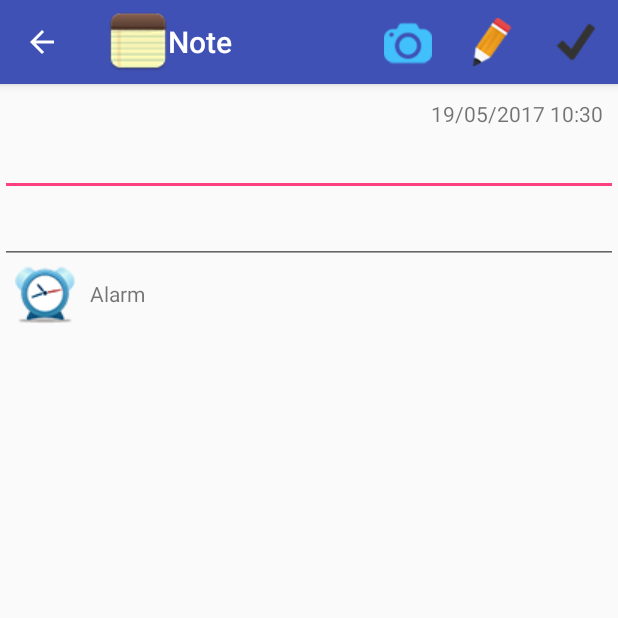
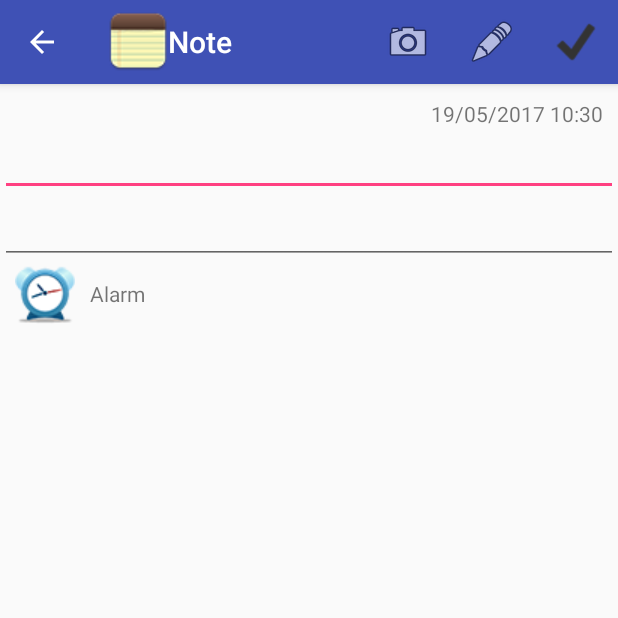
Before and after one commit to phanmanhcuong/NoteAssignment, an Android app: the screen it shows after launch (NoteDetail), after a tap on "add", on a phone screen of 412 x 824 dp, the top half of it. Run offline under Robolectric (Android 15) with nearby library versions, the phone set to English and light mode, and no system bars.

Commit message:
edit class name, use grid view

```diff
--- a/app/src/main/AndroidManifest.xml
+++ b/app/src/main/AndroidManifest.xml
@@ -11,7 +11,7 @@
 
     <application
         android:allowBackup="true"
-        android:icon="@mipmap/ic_launcher"
+        android:icon="@drawable/note"
         android:label="@string/note"
 
         android:roundIcon="@mipmap/ic_launcher_round"
--- a/app/src/main/java/com/example/cuongphan/noteassignment/NoteList.java
+++ b/app/src/main/java/com/example/cuongphan/noteassignment/NoteList.java
@@ -21,10 +21,10 @@ public class NoteList extends AppCompatActivity {
         ActionBar actionBar = this.getSupportActionBar();
         actionBar.setDisplayShowHomeEnabled(true);
         actionBar.setIcon(R.drawable.note);
-        shownotes2();
+        shownotes();
     }
 
-    private void shownotes2(){
+    private void shownotes(){
         SqliteHandler db = new SqliteHandler(this);
         List<Note> noteList = db.getAllNotes();
 
--- a/app/src/main/res/menu/notedetail_menu.xml
+++ b/app/src/main/res/menu/notedetail_menu.xml
@@ -5,12 +5,12 @@
     <item
         android:id="@+id/item_camera"
         android:title="@string/camera"
-        android:icon="@drawable/camera"
+        android:icon="@android:drawable/ic_menu_camera"
         app:showAsAction="always" />
     <item
         android:id="@+id/item_background"
         android:title="@string/backgroundcolor"
-        android:icon="@drawable/edit"
+        android:icon="@android:drawable/ic_menu_edit"
         app:showAsAction="always"/>
 
     <item
--- a/app/src/main/res/menu/notelist_menu.xml
+++ b/app/src/main/res/menu/notelist_menu.xml
@@ -5,6 +5,6 @@
     <item
         android:id="@+id/item_add"
         android:title="@string/add"
-        android:icon="@drawable/add"
+        android:icon="@android:drawable/ic_menu_add"
         app:showAsAction="ifRoom"/>
 </menu>
--- a/app/src/main/res/values/strings.xml
+++ b/app/src/main/res/values/strings.xml
@@ -25,4 +25,6 @@
     <string name="hour">hour</string>
     <string name="picture">picture</string>
     <string name="SD_card_is_not_mounted_now">SD card is not mounted now</string>
+    <string name="permission_write">write permission is denied</string>
+    <string name="permission_wake_clock">permission wake clock is denied</string>
 </resources>
```
Also changed, not shown: app/src/main/java/com/example/cuongphan/noteassignment/NoteDetail.java (+61 -10 lines), app/src/main/res/layout/popup_loadpicture.xml (+4 -3 lines).
